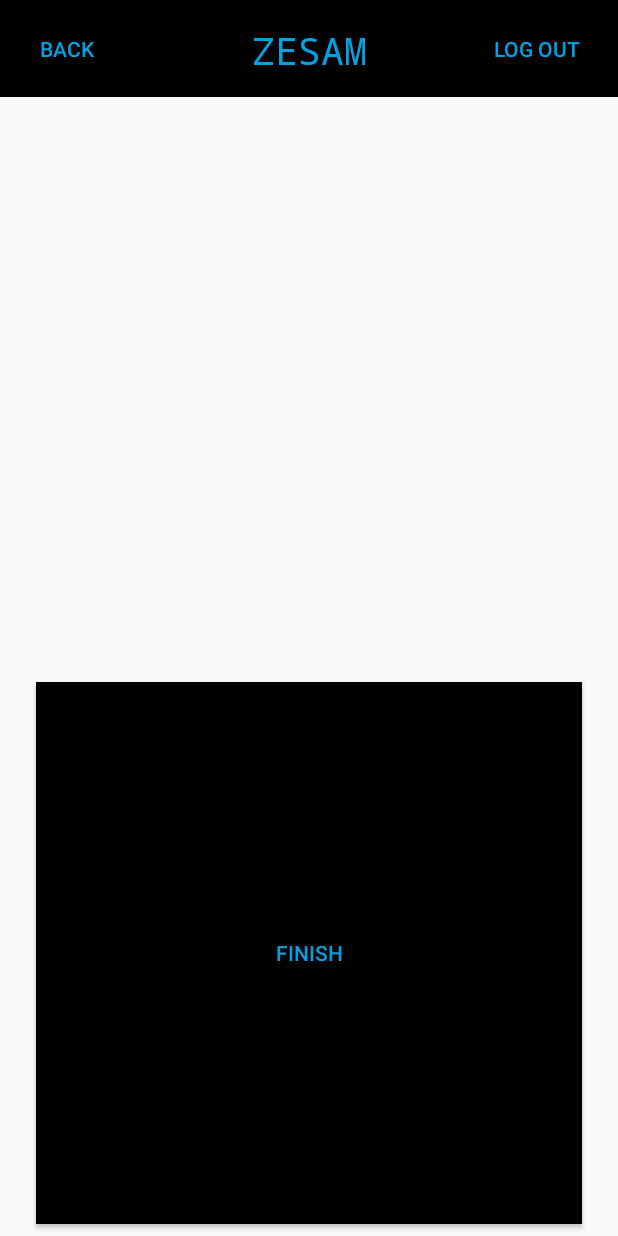
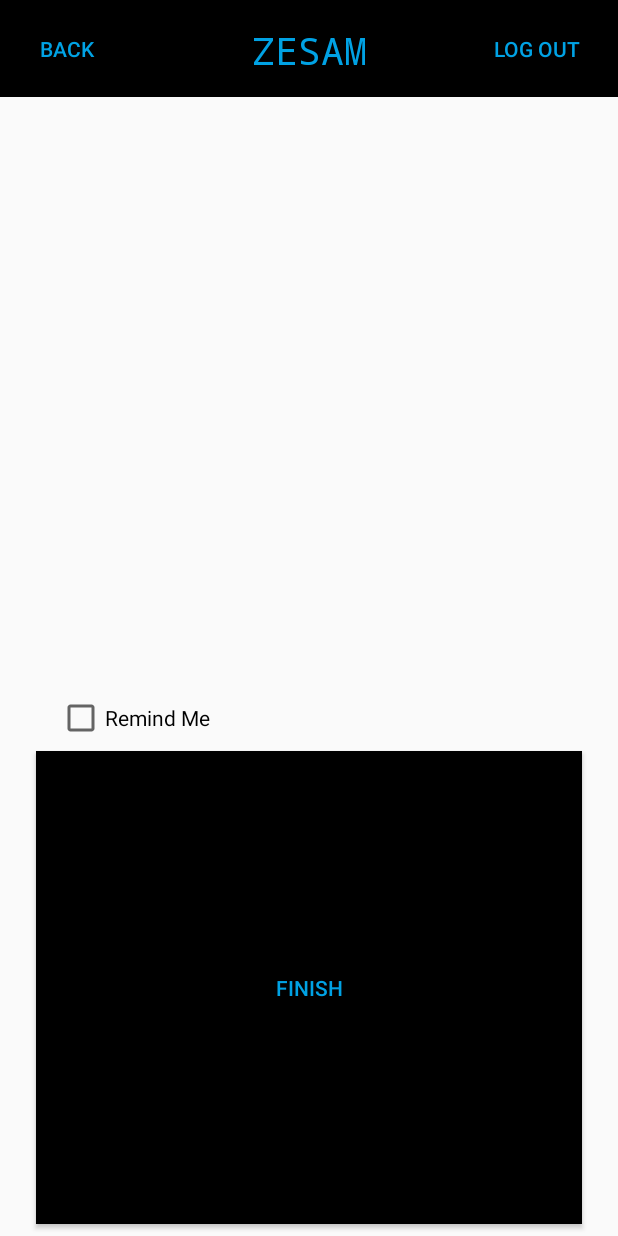
Before and after one commit to kristofferbjorklund85/zesam, an Android app: the layout activity_review.xml on its own in the app's theme, with its tools: preview values and no code run, on a phone screen of 412 x 824 dp. Run offline under Robolectric (Android 15) with nearby library versions, the phone set to English and light mode, and no system bars.

Commit message:
Made spinners and buttons appear after eachother in pickaccount, added checkbox in review

```diff
--- a/app/src/main/java/zesam/src/FakeData.java
+++ b/app/src/main/java/zesam/src/FakeData.java
@@ -23,6 +23,7 @@ public class FakeData {
 
     public List getContacts(String company) {
         ArrayList<String> list = new ArrayList<String>();
+        list.add("");
         list.add("Pelle Jansson (" + company + ")");
         list.add("Kalle Jonsson (" + company + ")");
         list.add("Leif Olsson (" + company + ")");
--- a/app/src/main/res/layout/activity_review.xml
+++ b/app/src/main/res/layout/activity_review.xml
@@ -19,7 +19,7 @@
         android:layout_marginStart="24dp"
         android:layout_marginTop="8dp"
         android:textSize="18sp"
-        app:layout_constraintBottom_toTopOf="@+id/finish_button"
+        app:layout_constraintBottom_toTopOf="@+id/guideline5"
         app:layout_constraintEnd_toEndOf="parent"
         app:layout_constraintStart_toStartOf="parent"
         app:layout_constraintTop_toBottomOf="@+id/include3" />
@@ -45,5 +45,26 @@
         android:layout_width="wrap_content"
         android:layout_height="wrap_content"
         android:orientation="horizontal"
-        app:layout_constraintGuide_begin="455dp" />
+        app:layout_constraintGuide_begin="501dp" />
+
+    <android.support.constraint.Guideline
+        android:id="@+id/guideline5"
+        android:layout_width="wrap_content"
+        android:layout_height="wrap_content"
+        android:orientation="horizontal"
+        app:layout_constraintGuide_begin="456dp" />
+
+    <CheckBox
+        android:id="@+id/reminder"
+        android:layout_width="336dp"
+        android:layout_height="wrap_content"
+        android:layout_marginBottom="8dp"
+        android:layout_marginEnd="8dp"
+        android:layout_marginStart="8dp"
+        android:layout_marginTop="8dp"
+        android:text="Remind Me"
+        app:layout_constraintBottom_toTopOf="@+id/finish_guideline"
+        app:layout_constraintEnd_toEndOf="parent"
+        app:layout_constraintStart_toStartOf="parent"
+        app:layout_constraintTop_toTopOf="@+id/guideline5" />
 </android.support.constraint.ConstraintLayout>
--- a/build.gradle
+++ b/build.gradle
@@ -7,7 +7,7 @@ buildscript {
         jcenter()
     }
     dependencies {
-        classpath 'com.android.tools.build:gradle:3.1.1'
+        classpath 'com.android.tools.build:gradle:3.1.2'
 
 
         // NOTE: Do not place your application dependencies here; they belong
--- a/volley/build.gradle
+++ b/volley/build.gradle
@@ -17,9 +17,10 @@
 buildscript {
     repositories {
         jcenter()
+        google()
     }
     dependencies {
-        classpath 'com.android.tools.build:gradle:2.2.3'
+        classpath 'com.android.tools.build:gradle:3.1.2'
     }
 }
 
```
Also changed, not shown: app/src/main/java/zesam/src/PickAccountSpinner.java (+20 -4 lines).
